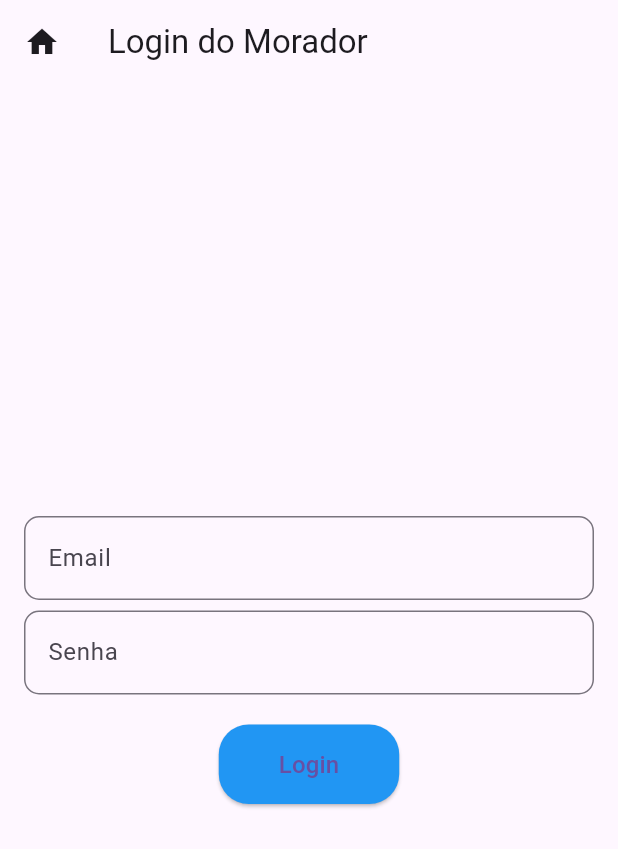
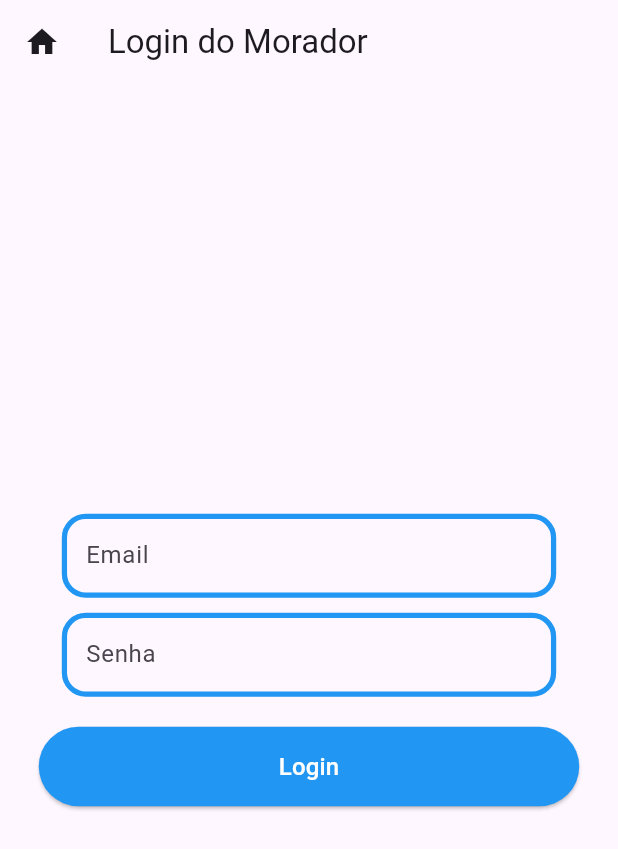
Before and after one commit to DaviEspinosa/Flutter_Projects, a Flutter app: the LoginPageScreen screen opened directly, on a phone screen of 412 x 824 dp. Shown: the top 849 px of the screen. Run offline on Flutter 3.47's test engine with Material 3 defaults, Android fonts, the phone set to English and light mode, and no system bars; our stand-ins replace cloud_firestore, firebase_auth, firebase_core; accounts and stored records are empty.

Commit message:
25/10/24

```diff
--- a/qr_code_app/lib/main.dart
+++ b/qr_code_app/lib/main.dart
@@ -14,7 +14,7 @@ class MyApp extends StatelessWidget {
   @override
   Widget build(BuildContext context) {
     return MaterialApp(
-      home: LoginPageScreen(),
+      home: HomePage(),
     );
   }
 }
--- a/qr_code_app/lib/screens/sign_in_screen.dart
+++ b/qr_code_app/lib/screens/sign_in_screen.dart
@@ -35,7 +35,7 @@ class _LoginPageState extends State<LoginPageScreen> {
     return Scaffold(
       appBar: AppBar(
         title: Text('Login do Morador'),
-        leading: Icon(Icons.home), // Ícone de casa à esquerda
+        leading: Icon(Icons.home),
       ),
       body: Padding(
         padding: const EdgeInsets.all(16.0),
@@ -43,35 +43,51 @@ class _LoginPageState extends State<LoginPageScreen> {
           child: Column(
             mainAxisAlignment: MainAxisAlignment.center,
             children: <Widget>[
-              TextField(
+              Container(
+                width: MediaQuery.of(context).size.width * 0.8, // 80% da largura
+                child: TextField(
                   controller: _emailController,
                   decoration: InputDecoration(
                     labelText: 'Email',
-                  border: OutlineInputBorder(
-                    borderRadius: BorderRadius.circular(10.0),
-                    borderSide: BorderSide(color: Colors.blue, width: 2.0),
+
+                    enabledBorder: OutlineInputBorder(
+                      borderRadius: BorderRadius.circular(16.0),
+                      borderSide: BorderSide(color: Colors.blue, width: 3.5),
+                    ),
+                    focusedBorder: OutlineInputBorder(
+                      borderRadius: BorderRadius.circular(16.0),
+                      borderSide: BorderSide(color: Colors.blue, width: 3.5),
                     ),
                   ),
                 ),
-              SizedBox(height: 7),
-              TextField(
+              ),
+              SizedBox(height: 10),
+              Container(
+                width: MediaQuery.of(context).size.width * 0.8, // 80% da largura
+                child: TextField(
                   controller: _passwordController,
                   decoration: InputDecoration(
                     labelText: 'Senha',
-                  border: OutlineInputBorder(
-                    borderRadius: BorderRadius.circular(10.0),
-                    borderSide: BorderSide(color: const Color.fromARGB(255, 33, 150, 243), width: 2.0),
+                    enabledBorder: OutlineInputBorder(
+                      borderRadius: BorderRadius.circular(16.0),
+                      borderSide: BorderSide(color: Colors.blue, width: 3.5),
+                    ),
+                    focusedBorder: OutlineInputBorder(
+                      borderRadius: BorderRadius.circular(16.0),
+                      borderSide: BorderSide(color: Colors.blue, width: 3.5),
                     ),
                   ),
                   obscureText: true,
                 ),
+              ),
               SizedBox(height: 20),
               ElevatedButton(
                 style: ElevatedButton.styleFrom(
-                  padding: EdgeInsets.symmetric(horizontal: 40, vertical: 15),
+                  padding: EdgeInsets.symmetric(horizontal: 160, vertical: 15),
                   backgroundColor: Colors.blue,
+                  foregroundColor: Colors.white, // Cor do texto do botão
                   shape: RoundedRectangleBorder(
-                    borderRadius: BorderRadius.circular(20),
+                    borderRadius: BorderRadius.circular(50),
                   ),
                 ),
                 onPressed: _login,
```
Lines whose indentation alone changed are shown as unchanged.
